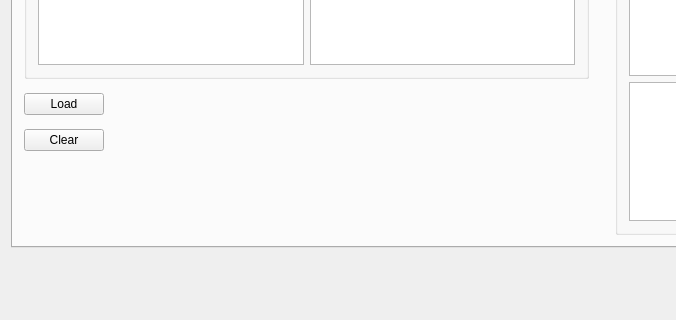
The window that mainwindow.ui (vinokanth92/LaundroBot_Qt) describes before a commit, drawn with Qt 5; both pictures show x 0 to 676 and y 304 to 624 of the 939 by 705 pixel window.
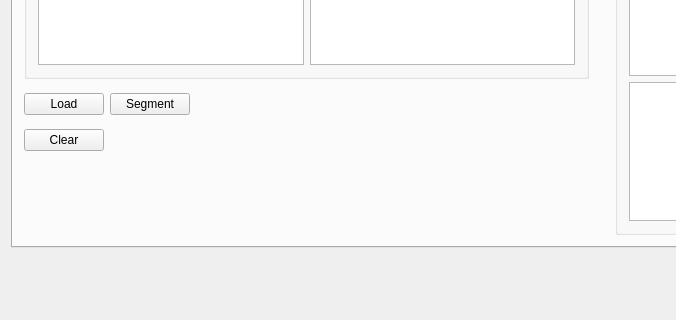
The same window after the commit.

```diff
--- a/mainwindow.ui
+++ b/mainwindow.ui
@@ -66,7 +66,7 @@
             </property>
             <property name="sizeHint" stdset="0">
              <size>
-              <width>200</width>
+              <width>350</width>
               <height>20</height>
              </size>
             </property>
@@ -79,6 +79,19 @@
             </property>
            </widget>
           </item>
+          <item row="0" column="1">
+           <widget class="QPushButton" name="segmentButton">
+            <property name="sizePolicy">
+             <sizepolicy hsizetype="Fixed" vsizetype="Fixed">
+              <horstretch>0</horstretch>
+              <verstretch>0</verstretch>
+             </sizepolicy>
+            </property>
+            <property name="text">
+             <string>Segment</string>
+            </property>
+           </widget>
+          </item>
          </layout>
         </item>
         <item row="0" column="2">
```
Left out of the diff: 6 changed lines with no effect on the pictures.
